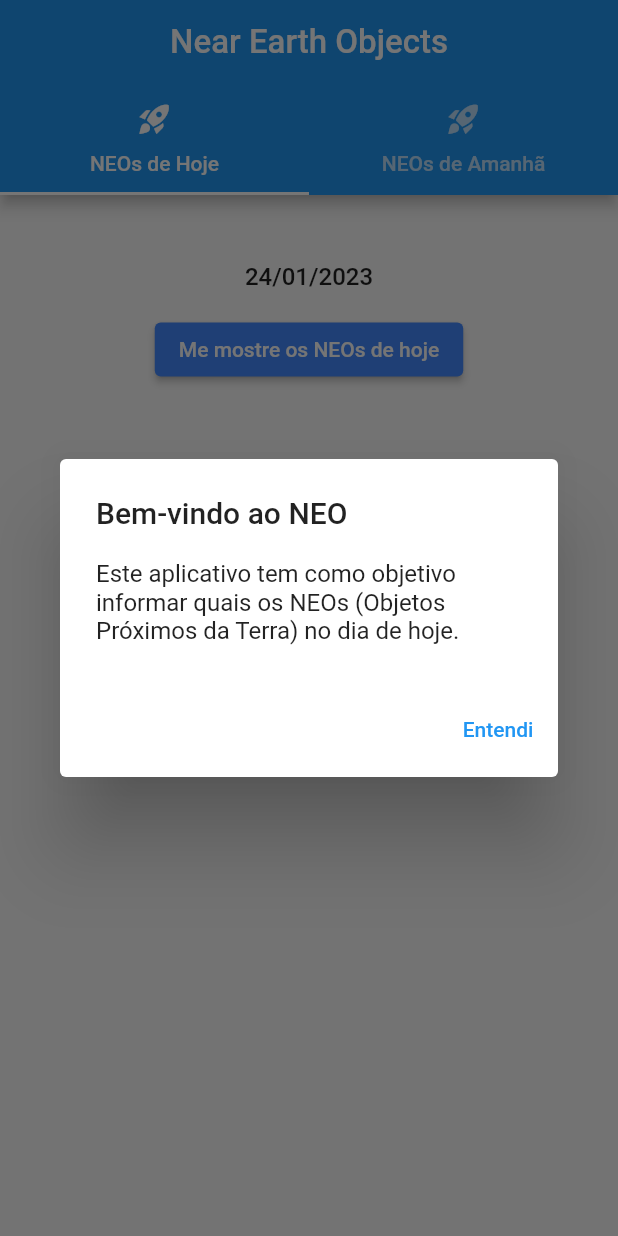
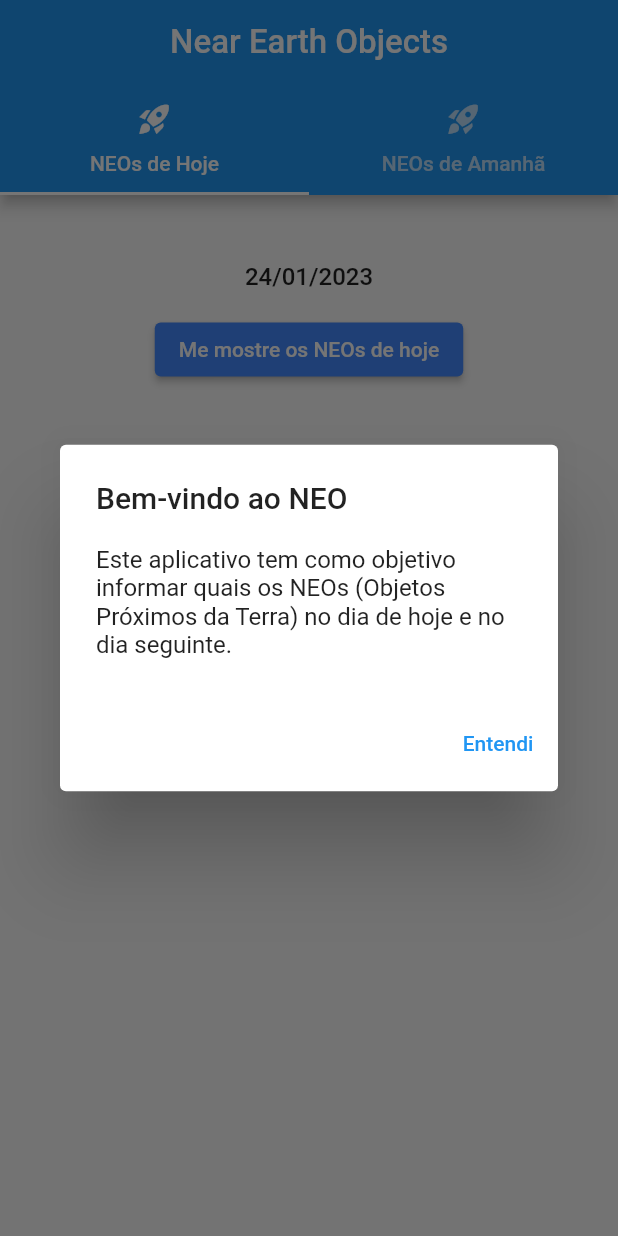
Before and after one commit to PedroMeerholz/NEO, a Flutter app: the screen it shows after launch, on a phone screen of 412 x 824 dp. Run offline on Flutter 3.47's test engine with Material 2 defaults, Android fonts, the phone set to English and light mode, and no system bars.

Commit message:
feat: Atualizando a mensagem inicial do aplicativo

```diff
--- a/lib/pages/neos_today.dart
+++ b/lib/pages/neos_today.dart
@@ -102,7 +102,7 @@ class _NeosTodayPageState extends State<NeosTodayPage>
         builder: (context) => AlertDialog(
           title: const Text('Bem-vindo ao NEO'),
           content: const Text(
-            'Este aplicativo tem como objetivo informar quais os NEOs (Objetos Próximos da Terra) no dia de hoje.',
+            'Este aplicativo tem como objetivo informar quais os NEOs (Objetos Próximos da Terra) no dia de hoje e no dia seguinte.',
           ),
           actions: [
             TextButton(
```
